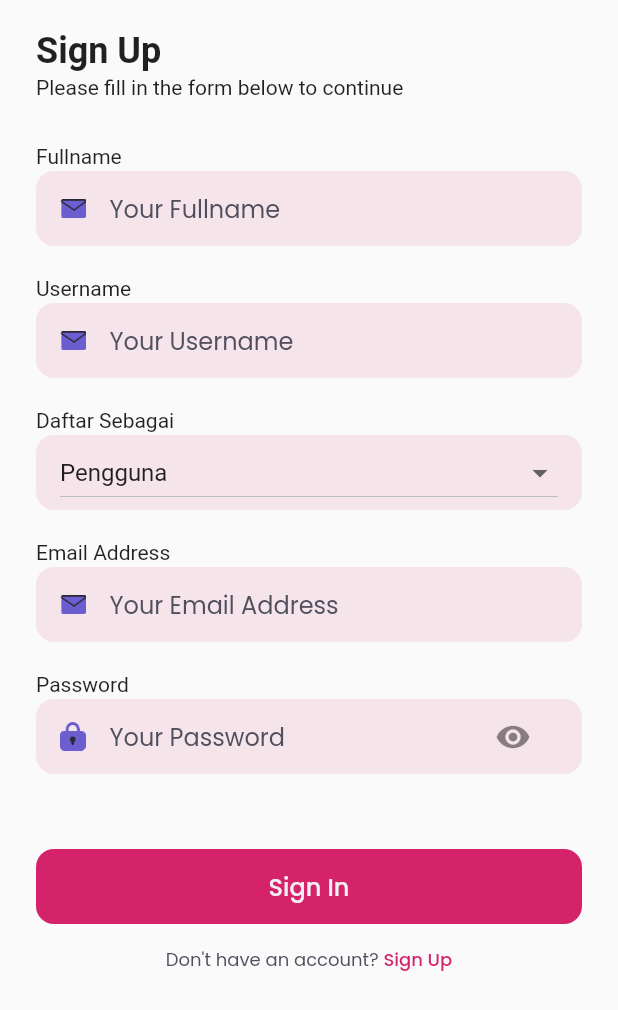
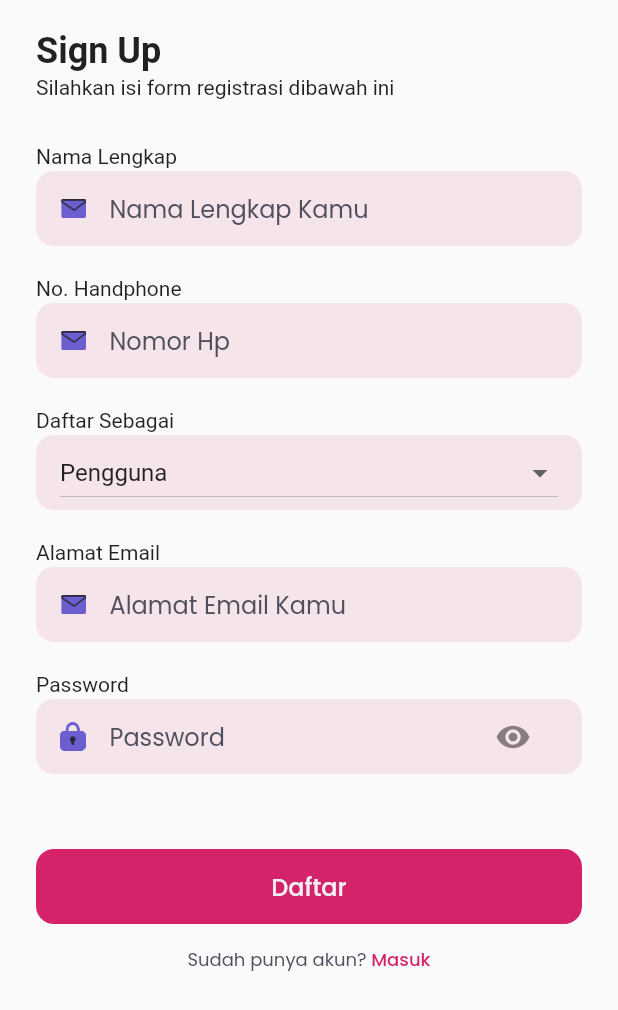
Before and after one commit to mzhasanahesqiu/pedikia-FL, a Flutter app: the SignUpPage screen opened by its route, on a phone screen of 412 x 824 dp. Shown: the top 1010 px of the screen. Run offline on Flutter 3.47's test engine with Material 2 defaults, Android fonts, the phone set to English and light mode, and no system bars; our stand-ins replace google_fonts.

Commit message:
fix: change lang

```diff
--- a/lib/pages/sign_in_page.dart
+++ b/lib/pages/sign_in_page.dart
@@ -41,14 +41,14 @@ class _SignInPageState extends State<SignInPage> {
                   height: 2.0,
                 ),
                 Text(
-                  'Sign in to Continue',
+                  'Silahkan Sign In terlebih dahulu',
                 ),
                 SizedBox(height: 50.0),
                 Text(
-                  'Email Address',
+                  'Alamat Email',
                 ),
                 SizedBox(
-                  height: 12,
+                  height: 2,
                 ),
                 Container(
                   height: 50,
@@ -73,7 +73,7 @@ class _SignInPageState extends State<SignInPage> {
                           child: TextFormField(
                             // style: primaryTextStyle,
                             decoration: InputDecoration.collapsed(
-                              hintText: 'Your Email Address',
+                              hintText: 'Masukkan Email Kamu',
                               hintStyle: subtitleTextStyle,
                             ),
                           ),
@@ -87,7 +87,7 @@ class _SignInPageState extends State<SignInPage> {
                   'Password',
                 ),
                 SizedBox(
-                  height: 12,
+                  height: 2,
                 ),
                 Container(
                   height: 50,
@@ -125,7 +125,7 @@ class _SignInPageState extends State<SignInPage> {
                                 },
                               ),
                               border: InputBorder.none,
-                              hintText: 'Your Password',
+                              hintText: 'Masukkan Password Kamu',
                               hintStyle: subtitleTextStyle,
                             ),
                           ),
@@ -148,7 +148,7 @@ class _SignInPageState extends State<SignInPage> {
                       ),
                     ),
                     child: Text(
-                      'Sign In',
+                      'Masuk',
                       style: primaryTextStyle.copyWith(
                         fontSize: 16,
                         fontWeight: medium,
@@ -162,7 +162,7 @@ class _SignInPageState extends State<SignInPage> {
                     mainAxisAlignment: MainAxisAlignment.center,
                     children: [
                       Text(
-                        'Don\'t have an account? ',
+                        'Belum punya akun ? ',
                         style: subtitleTextStyle.copyWith(
                           fontSize: 12,
                         ),
@@ -172,7 +172,7 @@ class _SignInPageState extends State<SignInPage> {
                           Navigator.pushNamed(context, '/sign-up');
                         },
                         child: Text(
-                          'Sign Up',
+                          'Daftar',
                           style: purpleTextStyle.copyWith(
                             fontSize: 12,
                             fontWeight: medium,
--- a/lib/pages/sign_up_page.dart
+++ b/lib/pages/sign_up_page.dart
@@ -43,11 +43,11 @@ class _SignUpPageState extends State<SignUpPage> {
                   height: 2.0,
                 ),
                 Text(
-                  'Please fill in the form below to continue',
+                  'Silahkan isi form registrasi dibawah ini',
                 ),
                 SizedBox(height: 30.0),
                 Text(
-                  'Fullname',
+                  'Nama Lengkap',
                 ),
                 SizedBox(
                   height: 2,
@@ -75,7 +75,7 @@ class _SignUpPageState extends State<SignUpPage> {
                           child: TextFormField(
                             // style: primaryTextStyle,
                             decoration: InputDecoration.collapsed(
-                                hintText: 'Your Fullname',
+                                hintText: 'Nama Lengkap Kamu',
                                 hintStyle: subtitleTextStyle),
                           ),
                         ),
@@ -85,7 +85,7 @@ class _SignUpPageState extends State<SignUpPage> {
                 ),
                 SizedBox(height: 20.0),
                 Text(
-                  'Username',
+                  'No. Handphone',
                 ),
                 SizedBox(
                   height: 2,
@@ -113,7 +113,7 @@ class _SignUpPageState extends State<SignUpPage> {
                           child: TextFormField(
                             // style: primaryTextStyle,
                             decoration: InputDecoration.collapsed(
-                                hintText: 'Your Username',
+                                hintText: 'Nomor Hp',
                                 hintStyle: subtitleTextStyle),
                           ),
                         ),
@@ -165,7 +165,7 @@ class _SignUpPageState extends State<SignUpPage> {
                 ),
                 SizedBox(height: 20.0),
                 Text(
-                  'Email Address',
+                  'Alamat Email',
                 ),
                 SizedBox(
                   height: 2,
@@ -193,7 +193,7 @@ class _SignUpPageState extends State<SignUpPage> {
                           child: TextFormField(
                             // style: primaryTextStyle,
                             decoration: InputDecoration.collapsed(
-                                hintText: 'Your Email Address',
+                                hintText: 'Alamat Email Kamu',
                                 hintStyle: subtitleTextStyle),
                           ),
                         ),
@@ -244,7 +244,7 @@ class _SignUpPageState extends State<SignUpPage> {
                                   },
                                 ),
                                 border: InputBorder.none,
-                                hintText: 'Your Password',
+                                hintText: 'Password',
                                 hintStyle: subtitleTextStyle),
                           ),
                         ),
@@ -266,7 +266,7 @@ class _SignUpPageState extends State<SignUpPage> {
                       ),
                     ),
                     child: Text(
-                      'Sign In',
+                      'Daftar',
                       style: primaryTextStyle.copyWith(
                         fontSize: 16,
                         fontWeight: medium,
@@ -280,17 +280,17 @@ class _SignUpPageState extends State<SignUpPage> {
                     mainAxisAlignment: MainAxisAlignment.center,
                     children: [
                       Text(
-                        'Don\'t have an account? ',
+                        'Sudah punya akun? ',
                         style: subtitleTextStyle.copyWith(
                           fontSize: 12,
                         ),
                       ),
                       GestureDetector(
                         onTap: () {
-                          Navigator.pushNamed(context, '/sign-up');
+                          Navigator.pop(context);
                         },
                         child: Text(
-                          'Sign Up',
+                          'Masuk',
                           style: purpleTextStyle.copyWith(
                             fontSize: 12,
                             fontWeight: medium,
```
